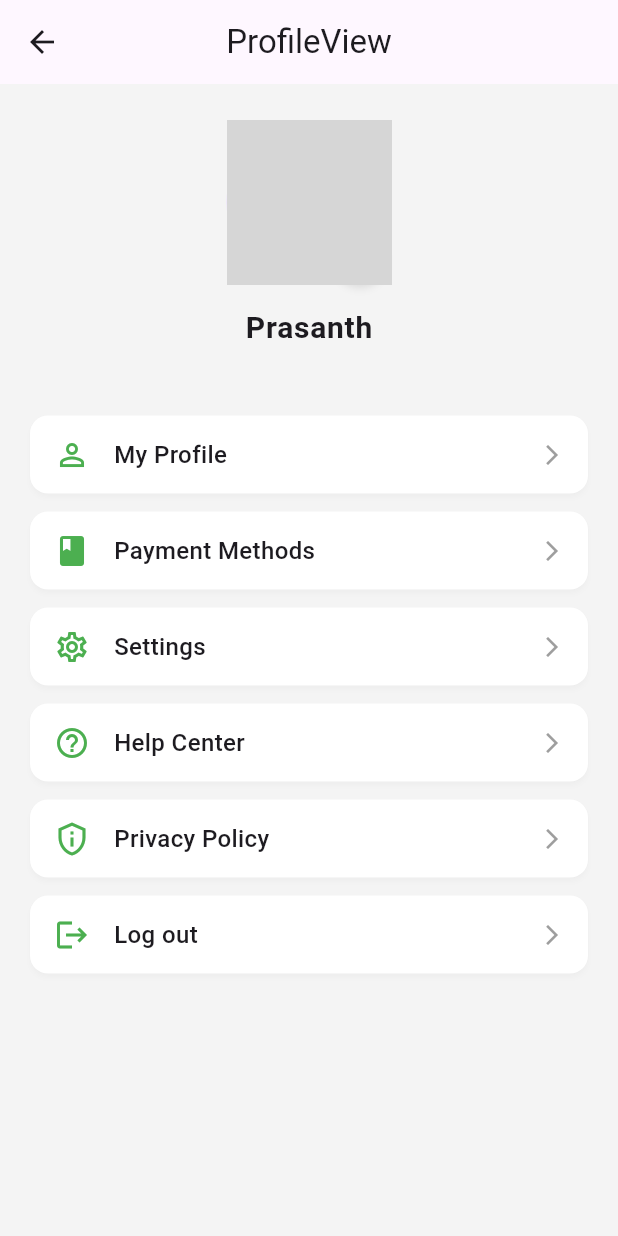
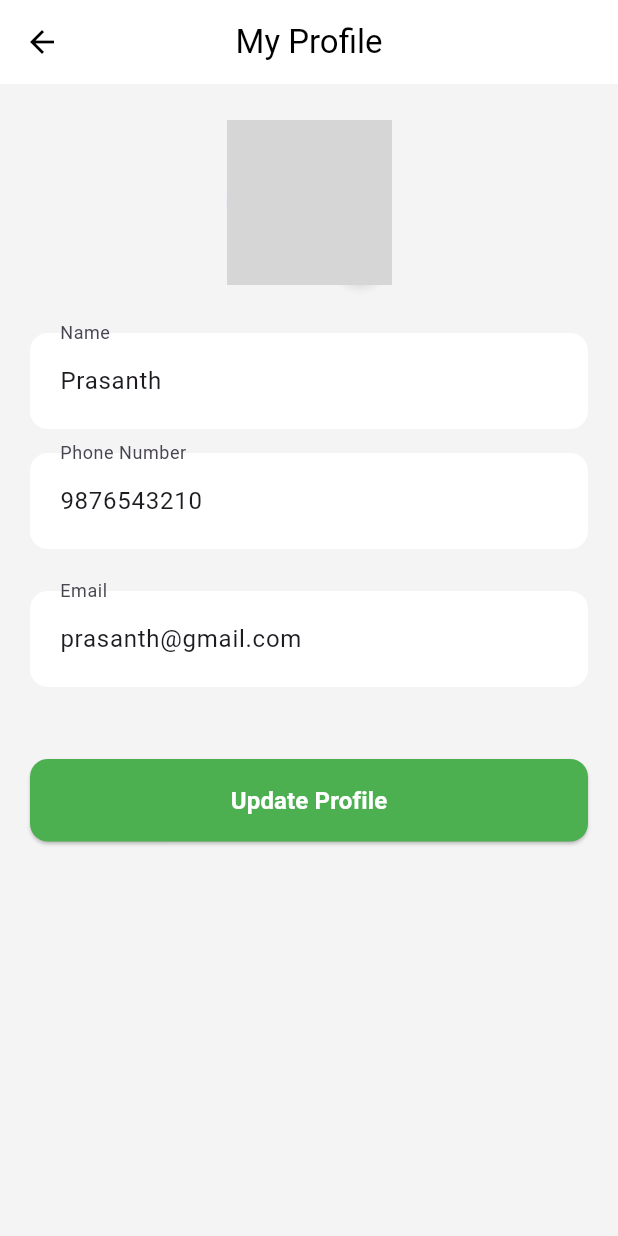
Before and after one commit to itsApurba360/lms_mobileapp, a Flutter app: the ProfileView screen opened by its route, after a tap on "My Profile", on a phone screen of 412 x 824 dp. Run offline on Flutter 3.47's test engine with Material 3 defaults, Android fonts, the phone set to English and light mode, and no system bars; our stand-ins replace get; network calls fail; grey boxes are pictures that could not be loaded.

Commit message:
my profile view

```diff
--- /dev/null
+++ b/lib/app/modules/myprofile/bindings/myprofile_binding.dart
@@ -0,0 +1,12 @@
+import 'package:get/get.dart';
+
+import '../controllers/myprofile_controller.dart';
+
+class MyprofileBinding extends Bindings {
+  @override
+  void dependencies() {
+    Get.lazyPut<MyprofileController>(
+      () => MyprofileController(),
+    );
+  }
+}
--- /dev/null
+++ b/lib/app/modules/myprofile/controllers/myprofile_controller.dart
@@ -0,0 +1,23 @@
+import 'package:get/get.dart';
+
+class MyprofileController extends GetxController {
+  //TODO: Implement MyprofileController
+
+  final count = 0.obs;
+  @override
+  void onInit() {
+    super.onInit();
+  }
+
+  @override
+  void onReady() {
+    super.onReady();
+  }
+
+  @override
+  void onClose() {
+    super.onClose();
+  }
+
+  void increment() => count.value++;
+}
--- /dev/null
+++ b/lib/app/modules/myprofile/views/myprofile_view.dart
@@ -0,0 +1,138 @@
+import 'package:flutter/material.dart';
+import 'package:get/get.dart';
+import '../controllers/myprofile_controller.dart';
+
+const Color backgroundColor = Color.fromARGB(255, 244, 244, 244);
+const Color primaryColor = Color(0xFF007BFF); // Your primary color
+
+class MyprofileView extends GetView<MyprofileController> {
+  const MyprofileView({super.key});
+
+  @override
+  Widget build(BuildContext context) {
+    return Scaffold(
+      backgroundColor: backgroundColor,
+      appBar: AppBar(
+        title: const Text('My Profile'),
+        centerTitle: true,
+        backgroundColor: Colors.white,
+        foregroundColor: Colors.black,
+        elevation: 0,
+      ),
+      body: SafeArea(
+        child: SingleChildScrollView(
+          padding: const EdgeInsets.symmetric(horizontal: 20, vertical: 24),
+          child: Column(
+            crossAxisAlignment: CrossAxisAlignment.start,
+            children: [
+              // Profile picture with edit icon
+              Center(
+                child: Stack(
+                  children: [
+                    const CircleAvatar(
+                      radius: 55,
+                      backgroundImage: AssetImage('assets/profile.jpg'),
+                    ),
+                    Positioned(
+                      bottom: 0,
+                      right: 4,
+                      child: Container(
+                        decoration: BoxDecoration(
+                          color: Colors.green,
+                          shape: BoxShape.circle,
+                          border: Border.all(color: Colors.white, width: 2),
+                          boxShadow: [
+                            BoxShadow(
+                              color: Colors.black.withOpacity(0.1),
+                              blurRadius: 4,
+                              offset: const Offset(0, 2),
+                            ),
+                          ],
+                        ),
+                        padding: const EdgeInsets.all(6),
+                        child: const Icon(
+                          Icons.edit,
+                          color: Colors.white,
+                          size: 18,
+                        ),
+                      ),
+                    ),
+                  ],
+                ),
+              ),
+              const SizedBox(height: 32),
+
+              // Name
+              _buildTextField(label: 'Name', initialValue: 'Prasanth'),
+              const SizedBox(height: 16),
+
+              // Phone Number
+              _buildTextField(
+                  label: 'Phone Number', initialValue: '9876543210'),
+              const SizedBox(height: 12),
+
+              // Phone Update Button
+              const SizedBox(height: 16),
+
+              // Email
+              _buildTextField(
+                  label: 'Email', initialValue: 'prasanth@gmail.com'),
+              const SizedBox(height: 16),
+
+              const SizedBox(height: 32),
+
+              // Update Profile Button
+              SizedBox(
+                width: double.infinity,
+                child: ElevatedButton(
+                  onPressed: () {
+                    // Handle profile update
+                  },
+                  style: ElevatedButton.styleFrom(
+                    backgroundColor: Colors.green,
+                    padding: const EdgeInsets.symmetric(vertical: 16),
+                    shape: RoundedRectangleBorder(
+                      borderRadius: BorderRadius.circular(12),
+                    ),
+                  ),
+                  child: const Text(
+                    'Update Profile',
+                    style: TextStyle(
+                        fontSize: 16,
+                        fontWeight: FontWeight.w600,
+                        color: Colors.white),
+                  ),
+                ),
+              ),
+            ],
+          ),
+        ),
+      ),
+    );
+  }
+
+  Widget _buildTextField({
+    required String label,
+    String? initialValue,
+    String? hintText,
+  }) {
+    return TextFormField(
+      initialValue: initialValue,
+      decoration: _inputDecoration(label).copyWith(hintText: hintText),
+    );
+  }
+
+  InputDecoration _inputDecoration(String label) {
+    return InputDecoration(
+      labelText: label,
+      floatingLabelBehavior: FloatingLabelBehavior.auto,
+      border: OutlineInputBorder(
+        borderRadius: BorderRadius.circular(12),
+        borderSide: BorderSide.none,
+      ),
+      filled: true,
+      fillColor: Colors.white,
+      contentPadding: const EdgeInsets.symmetric(horizontal: 16, vertical: 20),
+    );
+  }
+}
--- a/lib/app/modules/profile/views/profile_view.dart
+++ b/lib/app/modules/profile/views/profile_view.dart
@@ -1,5 +1,6 @@
 import 'package:flutter/material.dart';
 import 'package:get/get.dart';
+import 'package:lms_app/app/routes/app_pages.dart';
 import '../controllers/profile_controller.dart';
 
 class ProfileView extends GetView<ProfileController> {
@@ -78,13 +79,15 @@ class ProfileView extends GetView<ProfileController> {
                     context,
                     icon: Icons.person_outline,
                     label: 'My Profile',
-                    onTap: () {},
+                    onTap: () {
+                      Get.toNamed(Routes.MYPROFILE);
+                    },
                     iconColor: primaryColor,
                   ),
                   _buildMenuItem(
                     context,
-                    icon: Icons.book,
-                    label: 'Payment Methods',
+                    icon: Icons.menu_book_rounded,
+                    label: 'My Courses',
                     onTap: () {},
                     iconColor: primaryColor,
                   ),
--- a/lib/app/routes/app_pages.dart
+++ b/lib/app/routes/app_pages.dart
@@ -6,6 +6,8 @@ import '../modules/courses/bindings/courses_binding.dart';
 import '../modules/courses/views/courses_view.dart';
 import '../modules/home/bindings/home_binding.dart';
 import '../modules/home/views/home_view.dart';
+import '../modules/myprofile/bindings/myprofile_binding.dart';
+import '../modules/myprofile/views/myprofile_view.dart';
 import '../modules/profile/bindings/profile_binding.dart';
 import '../modules/profile/views/profile_view.dart';
 
@@ -37,5 +39,10 @@ class AppPages {
       page: () => const ProfileView(),
       binding: ProfileBinding(),
     ),
+    GetPage(
+      name: _Paths.MYPROFILE,
+      page: () => const MyprofileView(),
+      binding: MyprofileBinding(),
+    ),
   ];
 }
--- a/lib/app/routes/app_routes.dart
+++ b/lib/app/routes/app_routes.dart
@@ -7,6 +7,7 @@ abstract class Routes {
   static const COURSES = _Paths.COURSES;
   static const COURSE_DETAILS = _Paths.COURSE_DETAILS;
   static const PROFILE = _Paths.PROFILE;
+  static const MYPROFILE = _Paths.MYPROFILE;
 }
 
 abstract class _Paths {
@@ -15,4 +16,5 @@ abstract class _Paths {
   static const COURSES = '/courses';
   static const COURSE_DETAILS = '/course-details';
   static const PROFILE = '/profile';
+  static const MYPROFILE = '/myprofile';
 }
```
